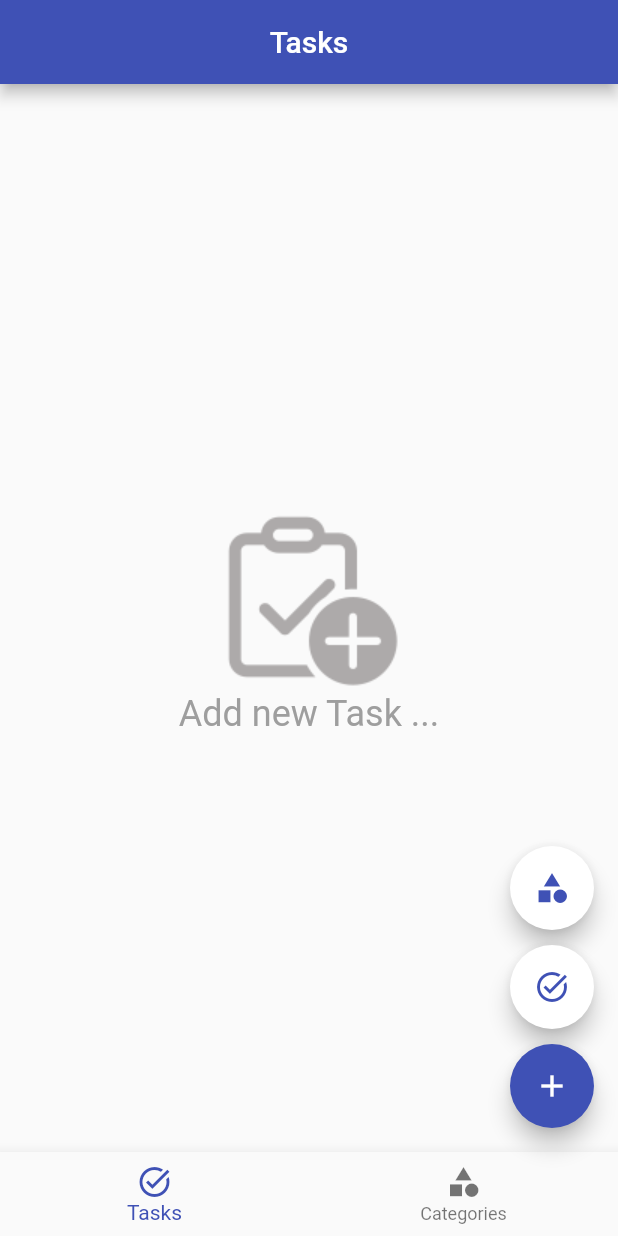
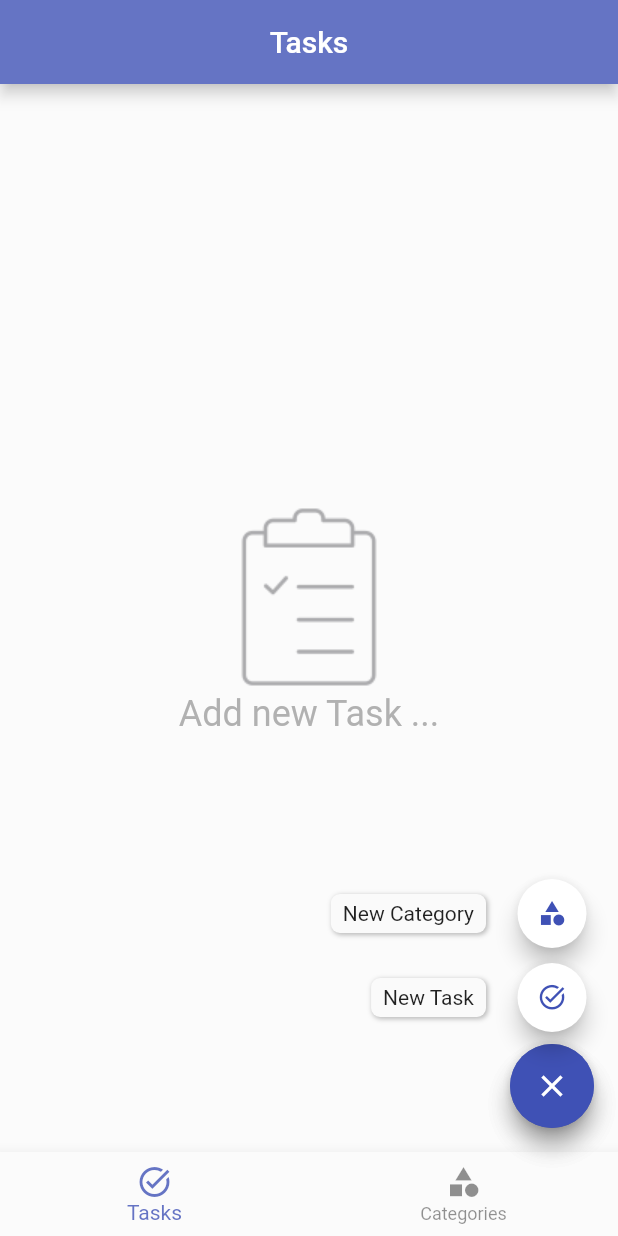
Before and after one commit to MoizesFSantos/Check-it-out, a Flutter app: the screen it shows after launch, after a tap on the "add" icon, on a phone screen of 412 x 824 dp. Run offline on Flutter 3.47's test engine with Material 2 defaults, Android fonts, the phone set to English and light mode, and no system bars; drawn by our look-alikes of flutter_speed_dial; our stand-ins replace lottie, objectbox; generated files the repository leaves out were written again.

Commit message:
feat: changed fab menu button

```diff
--- a/lib/components/empty_page_component.dart
+++ b/lib/components/empty_page_component.dart
@@ -1,7 +1,9 @@
 import 'package:flutter/material.dart';
 
 class EmptyPage extends StatelessWidget {
-  const EmptyPage({Key? key}) : super(key: key);
+  final String type;
+
+  const EmptyPage({Key? key, required this.type}) : super(key: key);
 
   @override
   Widget build(BuildContext context) {
@@ -12,7 +14,7 @@ class EmptyPage extends StatelessWidget {
         children: [
           Image.asset('assets/imgs/empty_img.png'),
           Text(
-            'Add new Task ...',
+            'Add new $type ...',
             style: TextStyle(fontSize: 24, color: Colors.grey),
           )
         ],
--- a/lib/components/fab_menu_button.dart
+++ b/lib/components/fab_menu_button.dart
@@ -1,5 +1,7 @@
-import 'package:checkitout/delegates/fab_vertical.dart';
+import 'package:checkitout/screens/newCategory.dart';
+import 'package:checkitout/screens/newTask.dart';
 import 'package:flutter/material.dart';
+import 'package:flutter_speed_dial/flutter_speed_dial.dart';
 
 class FabMenuButton extends StatefulWidget {
   const FabMenuButton({Key? key}) : super(key: key);
@@ -34,30 +36,34 @@ class _FabMenuButtonState extends State<FabMenuButton>
 
   @override
   Widget build(BuildContext context) {
-    return Flow(
-      clipBehavior: Clip.none,
-      delegate: FabVerticalDelegate(animation: animation),
+    return SpeedDial(
+      icon: Icons.add,
+      activeIcon: Icons.close,
+      overlayOpacity: 0.2,
+      spacing: 3,
       children: [
-        FloatingActionButton(
-          child: Icon(Icons.add),
-          onPressed: () => toggleMenu(),
-        ),
-        FloatingActionButton(
+        SpeedDialChild(
             child: Icon(
               Icons.task_alt,
               color: Colors.indigo,
             ),
-          onPressed: () {},
-          backgroundColor: actionButtonColor,
-        ),
-        FloatingActionButton(
+            label: 'New Task',
+            backgroundColor: Colors.white,
+            onTap: () {
+              Navigator.push(
+                  context, MaterialPageRoute(builder: (context) => NewTask()));
+            }),
+        SpeedDialChild(
             child: Icon(
               Icons.category,
               color: Colors.indigo,
             ),
-          onPressed: () {},
-          backgroundColor: actionButtonColor,
-        ),
+            label: 'New Category',
+            backgroundColor: Colors.white,
+            onTap: () {
+              Navigator.push(context,
+                  MaterialPageRoute(builder: (context) => NewCategory()));
+            }),
       ],
     );
   }
--- a/lib/delegates/fab_vertical.dart
+++ /dev/null
@@ -1,30 +0,0 @@
-import 'package:flutter/material.dart';
-
-class FabVerticalDelegate extends FlowDelegate {
-  final AnimationController animation;
-
-  FabVerticalDelegate({required this.animation}) : super(repaint: animation);
-
-  @override
-  void paintChildren(FlowPaintingContext context) {
-    const buttonSize = 56;
-    const buttonRadius = buttonSize / 2;
-    const buttonMargin = 10;
-
-    final positionX = context.size.width - buttonSize;
-    final positionY = context.size.height - buttonSize;
-    final lastFabIndex = context.childCount - 1;
-
-    for (int i = lastFabIndex; i >= 0; i--) {
-      final y = positionY - ((buttonSize + buttonMargin) * i * animation.value);
-
-      context.paintChild(
-        i,
-        transform: Matrix4.translationValues(positionX, y, 0),
-      );
-    }
-  }
-
-  @override
-  bool shouldRepaint(covariant FlowDelegate oldDelegate) => false;
-}
--- a/lib/providers.dart
+++ b/lib/providers.dart
@@ -1,4 +1,5 @@
 import 'package:checkitout/database/databse.dart';
+import 'package:checkitout/repositories/categories_repository.dart';
 import 'package:checkitout/repositories/task_repository.dart';
 import 'package:provider/provider.dart';
 import 'package:provider/single_child_widget.dart';
@@ -7,4 +8,6 @@ final providers = <SingleChildWidget>[
   Provider<DataBase>(create: ((context) => DataBase())),
   ChangeNotifierProvider<TaskRepository>(
       create: (context) => TaskRepository(context.read())),
+  ChangeNotifierProvider<CategoryRepository>(
+      create: (context) => CategoryRepository(context.read())),
 ];
--- a/lib/screens/taskPage.dart
+++ b/lib/screens/taskPage.dart
@@ -59,7 +59,9 @@ class _TaskScreenState extends State<TaskScreen> {
                       return Loading();
                     }
                     if (tasks.isEmpty) {
-                      return EmptyPage();
+                      return EmptyPage(
+                        type: 'Task',
+                      );
                     }
                     return ListView.separated(
                         itemBuilder: (context, index) => ListTile(
--- a/pubspec.yaml
+++ b/pubspec.yaml
@@ -35,6 +35,7 @@ dependencies:
   lottie: ^1.3.0
   objectbox: ^1.6.0
   objectbox_flutter_libs: any
+  flutter_speed_dial: ^6.0.0
 
 
 
```
Also changed, not shown: lib/screens/categoriesPage.dart (+77 -1 lines), lib/screens/newCategory.dart (added, +15 -0 lines), lib/screens/newTask.dart (added, +15 -0 lines), assets/imgs/empty_img.png, pubspec.lock. Lines whose indentation alone changed are shown as unchanged.
